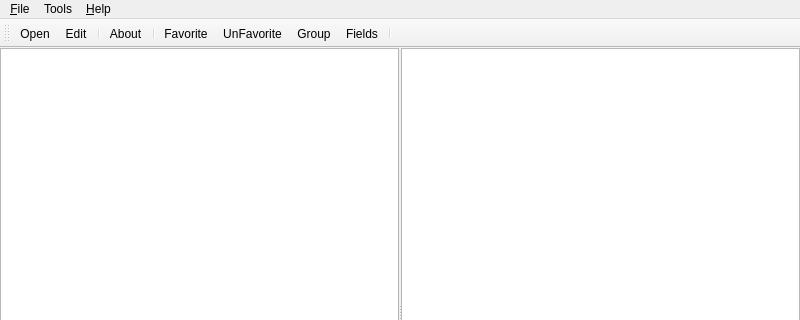
The window that qwmmain.ui (alleindrach/QWellMan) describes before a commit, drawn with Qt 5; both pictures show x 0 to 800 and y 0 to 320 of the 800 by 600 pixel window.
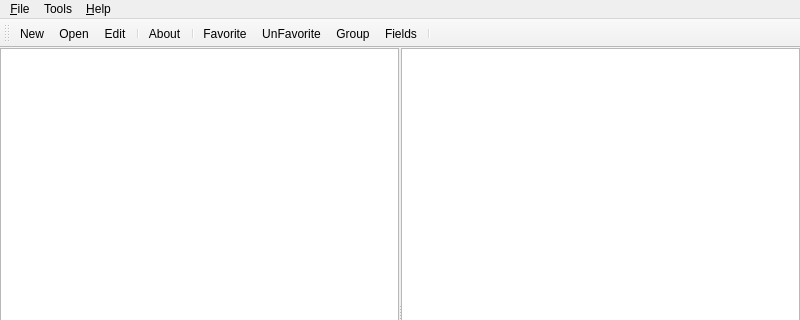
The same window after the commit. Icons and pictures are not drawn.

```diff
--- a/qwmmain.ui
+++ b/qwmmain.ui
@@ -157,6 +157,7 @@
    <attribute name="toolBarBreak">
     <bool>false</bool>
    </attribute>
+   <addaction name="actionNew"/>
    <addaction name="actionOpen"/>
    <addaction name="actionEdit"/>
    <addaction name="separator"/>
```
Left out of the diff: 4 changed lines with no effect on the pictures.
